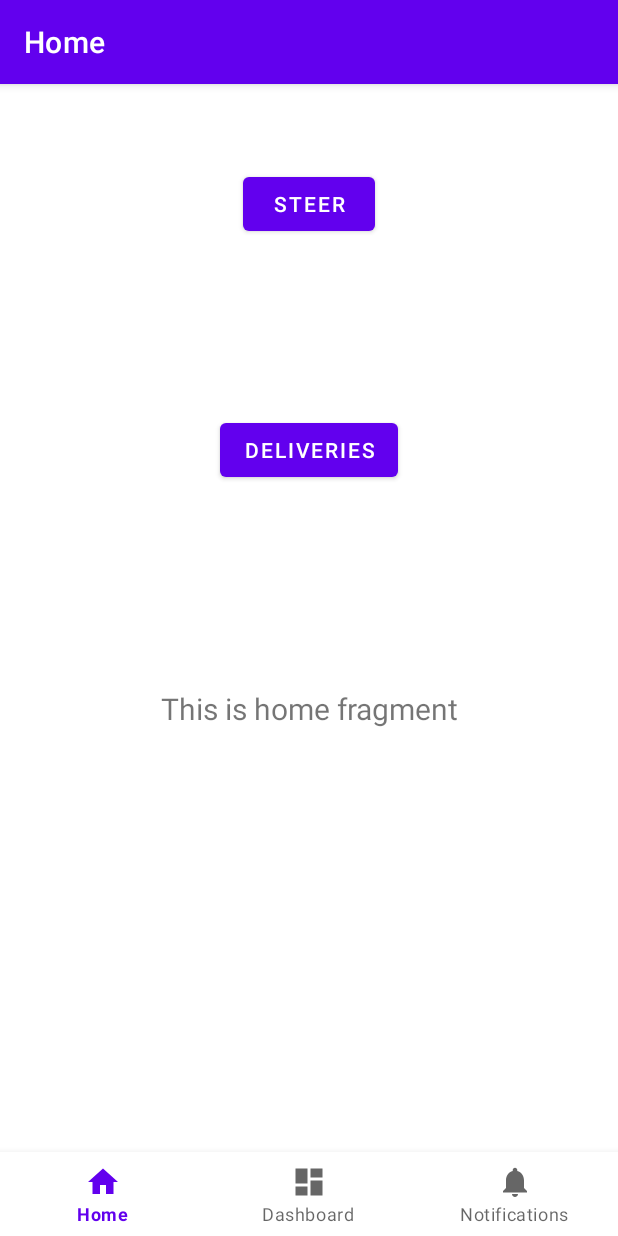
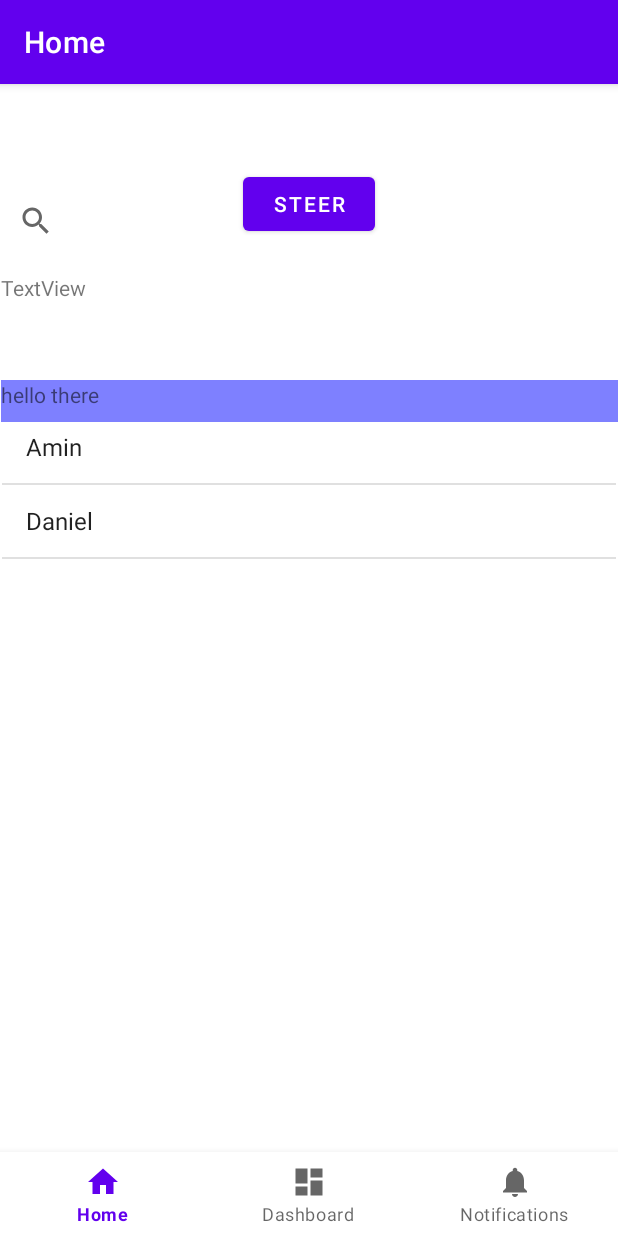
Before and after one commit to DIT113-V22/group-10, an Android app: the screen it shows after launch (MainActivity), on a phone screen of 412 x 824 dp. Run offline under Robolectric (Android 15) with nearby library versions, the phone set to English and light mode, and no system bars; our stand-ins replace navigation-ui; libraries missing offline, so code that uses them is left out: org.json.simple; 2 statements that could not run were skipped.

Commit message:
#13 implemented the basics of delivery display with an example for the list. Co-authored-by: DanielJCoetzer djcoetzer10@gmail.com

```diff
--- a/Android/app/src/main/java/com/example/hermes/Delivery.java
+++ b/Android/app/src/main/java/com/example/hermes/Delivery.java
@@ -1,7 +1,7 @@
 package com.example.hermes;
 
-import java.time.*;
-import java.util.Random;
+import java.time.LocalDate;
+import java.time.LocalTime;
 
 public class Delivery {
     private final int ID;
@@ -17,7 +17,6 @@ public class Delivery {
     }
 
     public Delivery(String customerID, String date, String time){
-        //needs to be checked. will be updated later.
         this.ID = idGenerator();
         this.customerID = customerID;
         this.date = date;
--- a/Android/app/src/main/java/com/example/hermes/data/deliveries.Json
+++ b/Android/app/src/main/java/com/example/hermes/data/deliveries.Json
@@ -1,5 +1,5 @@
 {
   "deliveries": [
-
+    {"delivery":{"date":"2022-11-04","customerID":"Emrik","time":"12:45"}}
   ]
 }
--- a/Android/app/src/main/java/com/example/hermes/ui/home/HomeFragment.java
+++ b/Android/app/src/main/java/com/example/hermes/ui/home/HomeFragment.java
@@ -4,41 +4,63 @@ import android.os.Bundle;
 import android.view.LayoutInflater;
 import android.view.View;
 import android.view.ViewGroup;
-import android.widget.TextView;
+import android.widget.ArrayAdapter;
+import android.widget.ListView;
+
 import androidx.annotation.NonNull;
-import androidx.annotation.Nullable;
+import androidx.constraintlayout.widget.ConstraintLayout;
 import androidx.fragment.app.Fragment;
-import androidx.lifecycle.Observer;
 import androidx.lifecycle.ViewModelProvider;
+
+import com.example.hermes.JsonManager;
 import com.example.hermes.R;
 import com.example.hermes.databinding.FragmentHomeBinding;
+
+import org.json.JSONArray;
+import org.json.simple.JSONObject;
+
+import java.util.ArrayList;
 
 public class HomeFragment extends Fragment {
 
     private HomeViewModel homeViewModel;
     private FragmentHomeBinding binding;
+    private JsonManager jsonManager;
 
-    public View onCreateView(@NonNull LayoutInflater inflater,
-                             ViewGroup container, Bundle savedInstanceState) {
+
+    public View onCreateView(@NonNull LayoutInflater inflater, ViewGroup container, Bundle savedInstanceState) {
+
         homeViewModel =
                 new ViewModelProvider(this).get(HomeViewModel.class);
 
         binding = FragmentHomeBinding.inflate(inflater, container, false);
         View root = binding.getRoot();
 
-        final TextView textView = binding.textHome;
-        homeViewModel.getText().observe(getViewLifecycleOwner(), new Observer<String>() {
-            @Override
-            public void onChanged(@Nullable String s) {
-                textView.setText(s);
-            }
-        });
+        ListView deliveryList = root.findViewById(R.id.DList);
+
+        //only fo the functionality. it'll be changed with the data_base
+        ArrayList<String> list = new ArrayList<>();
+        list.add("Amin");
+        list.add("Daniel");
+
+        jsonManager = new JsonManager();
+        JSONObject j = jsonManager.readJsonObject("com/example/hermes/data/deliveries.Json");
+        JSONArray array = (JSONArray) j.get("deliveries");
+
+        //ArrayAdapter<Delivery> arrayAdapter = new ArrayAdapter<Delivery>(getContext(), android.R.layout.simple_list_item_1, (List<Delivery>) array);
+
+        ArrayAdapter<String> arrayAdapter = new ArrayAdapter<String>(getContext(), android.R.layout.simple_list_item_1, list);
+
+        deliveryList.setAdapter(arrayAdapter);
+
+
+
         return root;
+
     }
 
-    @Override
-    public void onDestroyView() {
-        super.onDestroyView();
-        binding = null;
+    private void setContentView(ConstraintLayout root) {
     }
+
+
 }
--- a/Android/app/src/main/res/layout/activity_main.xml
+++ b/Android/app/src/main/res/layout/activity_main.xml
@@ -45,16 +45,4 @@
         app:layout_constraintStart_toStartOf="parent"
         app:layout_constraintTop_toTopOf="parent" />
 
-    <Button
-        android:id="@+id/button4"
-        android:layout_width="wrap_content"
-        android:layout_height="wrap_content"
-        android:layout_marginTop="164dp"
-        android:onClick="showDeliveries"
-        android:text="Deliveries"
-        app:layout_constraintEnd_toEndOf="parent"
-        app:layout_constraintHorizontal_bias="0.501"
-        app:layout_constraintStart_toStartOf="parent"
-        app:layout_constraintTop_toTopOf="parent" />
-
 </androidx.constraintlayout.widget.ConstraintLayout>
--- a/Android/app/src/main/res/layout/fragment_home.xml
+++ b/Android/app/src/main/res/layout/fragment_home.xml
@@ -7,17 +7,50 @@
         android:layout_height="match_parent"
         tools:context=".ui.home.HomeFragment">
 
+    <SearchView
+        android:id="@+id/searchView"
+        android:layout_width="412dp"
+        android:layout_height="67dp"
+        android:layout_marginTop="1dp"
+        android:layout_marginBottom="1dp"
+        app:layout_constraintBottom_toTopOf="@+id/textView"
+        app:layout_constraintEnd_toEndOf="parent"
+        app:layout_constraintStart_toStartOf="parent"
+        app:layout_constraintTop_toTopOf="parent" />
+
     <TextView
-            android:id="@+id/text_home"
-            android:layout_width="match_parent"
-            android:layout_height="wrap_content"
-            android:layout_marginStart="8dp"
-            android:layout_marginTop="8dp"
-            android:layout_marginEnd="8dp"
-            android:textAlignment="center"
-            android:textSize="20sp"
-            app:layout_constraintEnd_toEndOf="parent"
-            app:layout_constraintStart_toStartOf="parent"
-            app:layout_constraintTop_toTopOf="parent"
-            app:layout_constraintBottom_toBottomOf="parent"/>
+        android:id="@+id/textView"
+        android:layout_width="411dp"
+        android:layout_height="70dp"
+        android:layout_marginBottom="1dp"
+        android:text="TextView"
+        app:layout_constraintBottom_toTopOf="@+id/textView2"
+        app:layout_constraintEnd_toEndOf="parent"
+        app:layout_constraintStart_toStartOf="parent"
+        app:layout_constraintTop_toBottomOf="@+id/searchView" />
+
+    <TextView
+        android:id="@+id/textView2"
+        android:layout_width="411dp"
+        android:layout_height="28dp"
+        android:layout_marginTop="1dp"
+        android:layout_marginBottom="2dp"
+        android:background="#7E80FF"
+        android:text="hello there"
+        app:layout_constraintBottom_toTopOf="@+id/_dynamic"
+        app:layout_constraintEnd_toEndOf="parent"
+        app:layout_constraintStart_toStartOf="parent"
+        app:layout_constraintTop_toBottomOf="@+id/textView" />
+
+    <ListView
+        android:id="@+id/DList"
+        android:layout_width="409dp"
+        android:layout_height="559dp"
+        android:layout_marginStart="1dp"
+        android:layout_marginTop="1dp"
+        android:layout_marginEnd="1dp"
+        app:layout_constraintBottom_toBottomOf="parent"
+        app:layout_constraintEnd_toEndOf="parent"
+        app:layout_constraintStart_toStartOf="parent"
+        app:layout_constraintTop_toBottomOf="@+id/textView2" />
 </androidx.constraintlayout.widget.ConstraintLayout>
```
Also changed, not shown: 1 other file.
